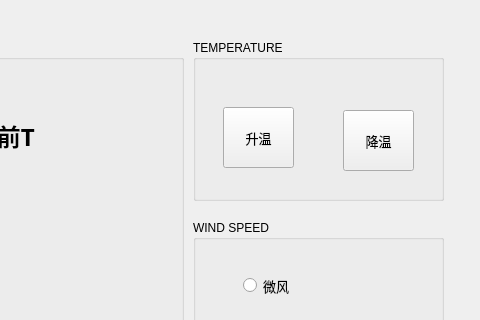
Above: Client/client.ui from AlphaGoMK/AirConditioningSystem before the change; both pictures show x 297 to 777 and y 0 to 320 of the 777 by 549 pixel window. Below: the same form after it.
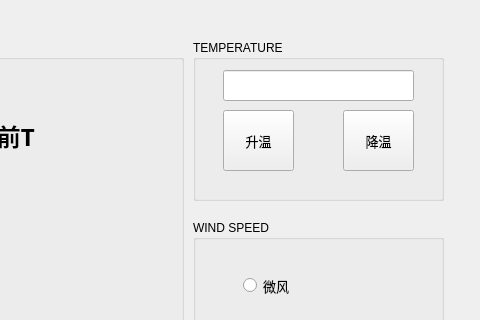
That is the form after the change.

```diff
--- a/Client/client.ui
+++ b/Client/client.ui
@@ -99,7 +99,7 @@
     <property name="geometry">
      <rect>
       <x>30</x>
-      <y>67</y>
+      <y>70</y>
       <width>71</width>
       <height>61</height>
      </rect>
@@ -133,6 +133,16 @@
      <string>降温</string>
     </property>
    </widget>
+   <widget class="QLineEdit" name="lineEdit">
+    <property name="geometry">
+     <rect>
+      <x>30</x>
+      <y>30</y>
+      <width>191</width>
+      <height>31</height>
+     </rect>
+    </property>
+   </widget>
   </widget>
   <widget class="QPushButton" name="pushButton_5">
    <property name="geometry">
```
